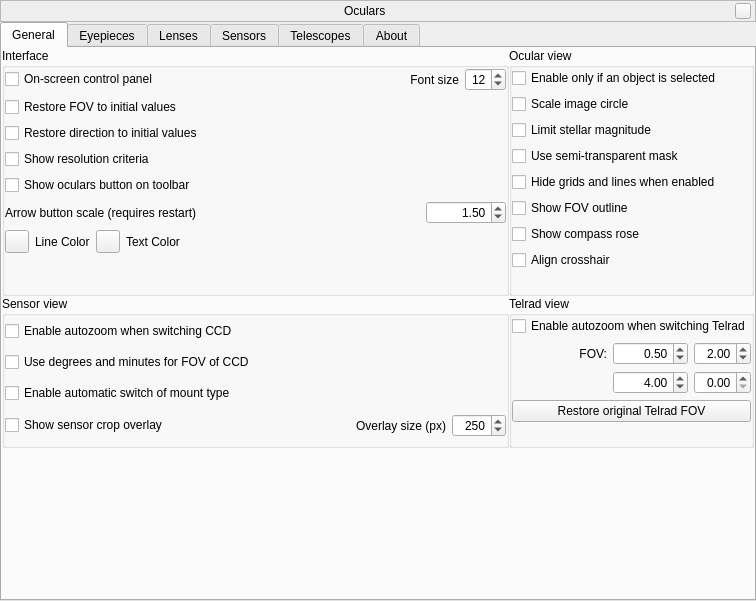
First picture: the form in plugins/Oculars/src/gui/ocularDialog.ui, repository 519984307/stellarium_src, before the edit.
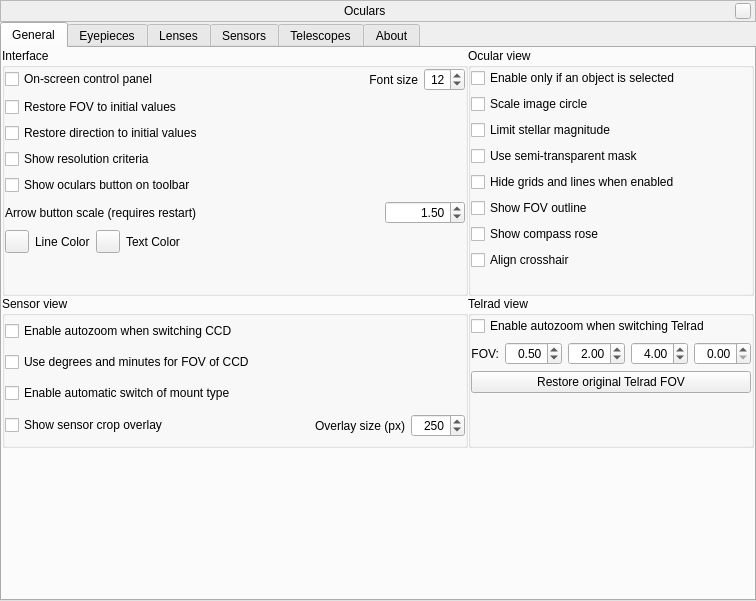
Second picture: the form after the edit. Icons and pictures are not drawn. Custom widgets are drawn as their Qt base class.

```diff
--- a/plugins/Oculars/src/gui/ocularDialog.ui
+++ b/plugins/Oculars/src/gui/ocularDialog.ui
@@ -625,85 +625,22 @@
              <property name="bottomMargin">
               <number>0</number>
              </property>
-             <item row="0" column="0">
-              <widget class="QCheckBox" name="checkBoxTelradFOVScaling">
+             <item row="1" column="0">
+              <layout class="QHBoxLayout" name="horizontalLayout">
+               <item>
+                <widget class="QLabel" name="labelTelradFOV">
+                 <property name="toolTip">
+                  <string/>
+                 </property>
                <property name="text">
-                <string>Enable autozoom when switching Telrad</string>
-               </property>
-              </widget>
-             </item>
-             <item row="5" column="0">
-              <spacer name="verticalSpacer_5">
-               <property name="orientation">
-                <enum>Qt::Vertical</enum>
-               </property>
-               <property name="sizeHint" stdset="0">
-                <size>
-                 <width>0</width>
-                 <height>0</height>
-                </size>
-               </property>
-              </spacer>
-             </item>
-             <item row="3" column="0">
-              <layout class="QGridLayout" name="gridLayout_TelradFOV">
-               <item row="0" column="2">
-                <widget class="QDoubleSpinBox" name="doubleSpinBoxTelradFOV2">
-                 <property name="sizePolicy">
-                  <sizepolicy hsizetype="Fixed" vsizetype="Fixed">
-                   <horstretch>0</horstretch>
-                   <verstretch>0</verstretch>
-                  </sizepolicy>
-                 </property>
-                 <property name="maximumSize">
-                  <size>
-                   <width>75</width>
-                   <height>16777215</height>
-                  </size>
-                 </property>
-                 <property name="toolTip">
-                  <string>FOV for circle 2 in degrees</string>
-                 </property>
+                  <string comment="abbreviation">FOV:</string>
+                 </property>
                  <property name="alignment">
                   <set>Qt::AlignRight|Qt::AlignTrailing|Qt::AlignVCenter</set>
                  </property>
-                 <property name="minimum">
-                  <double>0.000000000000000</double>
-                 </property>
-                 <property name="maximum">
-                  <double>25.000000000000000</double>
-                 </property>
-                 <property name="singleStep">
-                  <double>0.100000000000000</double>
-                 </property>
-                 <property name="value">
-                  <double>2.000000000000000</double>
-                 </property>
                 </widget>
                </item>
-               <item row="1" column="2">
-                <widget class="QDoubleSpinBox" name="doubleSpinBoxTelradFOV4">
-                 <property name="sizePolicy">
-                  <sizepolicy hsizetype="Fixed" vsizetype="Fixed">
-                   <horstretch>0</horstretch>
-                   <verstretch>0</verstretch>
-                  </sizepolicy>
-                 </property>
-                 <property name="toolTip">
-                  <string>FOV for circle 4 in degrees</string>
-                 </property>
-                 <property name="alignment">
-                  <set>Qt::AlignRight|Qt::AlignTrailing|Qt::AlignVCenter</set>
-                 </property>
-                 <property name="maximum">
-                  <double>25.000000000000000</double>
-                 </property>
-                 <property name="singleStep">
-                  <double>0.100000000000000</double>
-                 </property>
-                </widget>
-               </item>
-               <item row="0" column="1">
+               <item>
                 <widget class="QDoubleSpinBox" name="doubleSpinBoxTelradFOV1">
                  <property name="maximumSize">
                   <size>
@@ -731,20 +668,41 @@
                  </property>
                 </widget>
                </item>
-               <item row="0" column="0">
-                <widget class="QLabel" name="labelTelradFOV">
+               <item>
+                <widget class="QDoubleSpinBox" name="doubleSpinBoxTelradFOV2">
+                 <property name="sizePolicy">
+                  <sizepolicy hsizetype="Fixed" vsizetype="Fixed">
+                   <horstretch>0</horstretch>
+                   <verstretch>0</verstretch>
+                  </sizepolicy>
+                 </property>
+                 <property name="maximumSize">
+                  <size>
+                   <width>75</width>
+                   <height>16777215</height>
+                  </size>
+                 </property>
                  <property name="toolTip">
-                  <string>Custom FOV circles for Telrad in degrees</string>
-                 </property>
-                 <property name="text">
-                  <string>FOV:</string>
+                  <string>FOV for circle 2 in degrees</string>
                  </property>
                  <property name="alignment">
                   <set>Qt::AlignRight|Qt::AlignTrailing|Qt::AlignVCenter</set>
                  </property>
+                 <property name="minimum">
+                  <double>0.000000000000000</double>
+                 </property>
+                 <property name="maximum">
+                  <double>25.000000000000000</double>
+                 </property>
+                 <property name="singleStep">
+                  <double>0.100000000000000</double>
+                 </property>
+                 <property name="value">
+                  <double>2.000000000000000</double>
+                 </property>
                 </widget>
                </item>
-               <item row="1" column="1">
+               <item>
                 <widget class="QDoubleSpinBox" name="doubleSpinBoxTelradFOV3">
                  <property name="sizePolicy">
                   <sizepolicy hsizetype="Fixed" vsizetype="Fixed">
@@ -778,6 +736,34 @@
                  </property>
                 </widget>
                </item>
+               <item>
+                <widget class="QDoubleSpinBox" name="doubleSpinBoxTelradFOV4">
+                 <property name="sizePolicy">
+                  <sizepolicy hsizetype="Fixed" vsizetype="Fixed">
+                   <horstretch>0</horstretch>
+                   <verstretch>0</verstretch>
+                  </sizepolicy>
+                 </property>
+                 <property name="maximumSize">
+                  <size>
+                   <width>75</width>
+                   <height>16777215</height>
+                  </size>
+                 </property>
+                 <property name="toolTip">
+                  <string>FOV for circle 4 in degrees</string>
+                 </property>
+                 <property name="alignment">
+                  <set>Qt::AlignRight|Qt::AlignTrailing|Qt::AlignVCenter</set>
+                 </property>
+                 <property name="maximum">
+                  <double>25.000000000000000</double>
+                 </property>
+                 <property name="singleStep">
+                  <double>0.100000000000000</double>
+                 </property>
+                </widget>
+               </item>
               </layout>
              </item>
              <item row="4" column="0">
@@ -787,6 +773,26 @@
                </property>
               </widget>
              </item>
+             <item row="5" column="0">
+              <spacer name="verticalSpacer_5">
+               <property name="orientation">
+                <enum>Qt::Vertical</enum>
+               </property>
+               <property name="sizeHint" stdset="0">
+                <size>
+                 <width>0</width>
+                 <height>0</height>
+                </size>
+               </property>
+              </spacer>
+             </item>
+             <item row="0" column="0">
+              <widget class="QCheckBox" name="checkBoxTelradFOVScaling">
+               <property name="text">
+                <string>Enable autozoom when switching Telrad</string>
+               </property>
+              </widget>
+             </item>
             </layout>
            </widget>
           </item>
```
Lines whose indentation alone changed are shown as unchanged.
